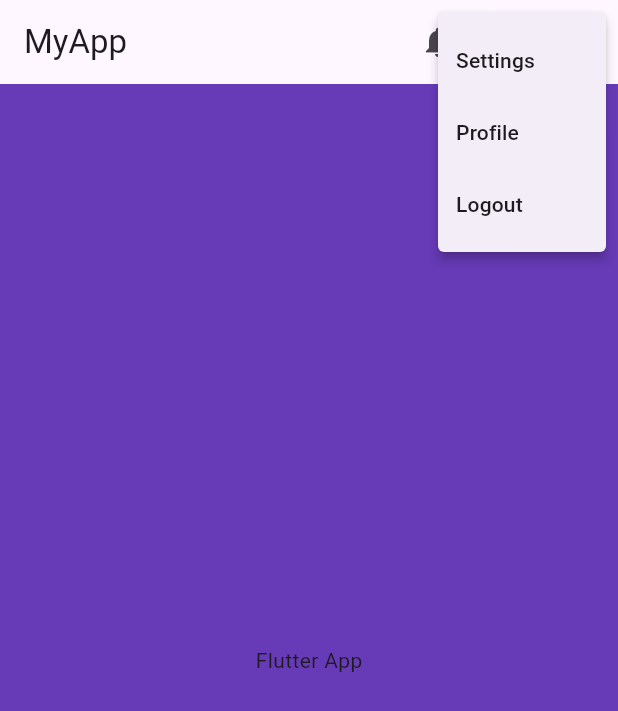
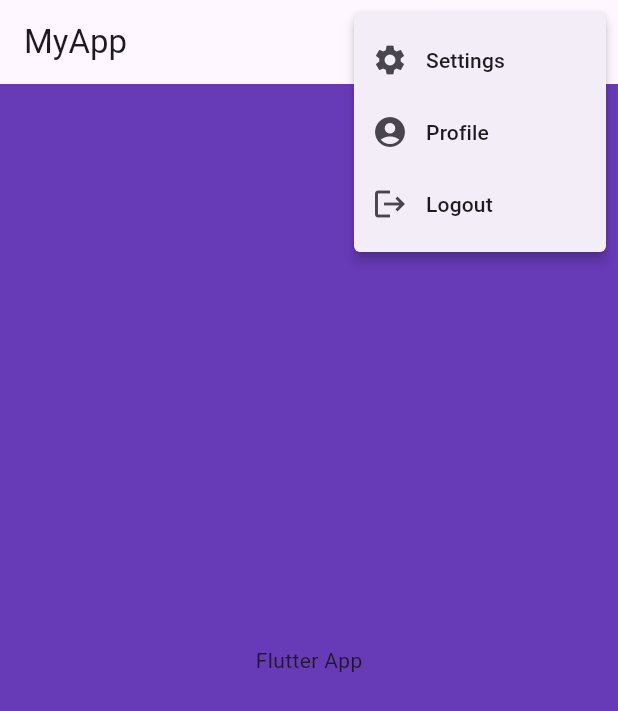
Before and after one commit to Foam-01/StockFlowMobile, a Flutter app: the screen it shows after launch, after a tap on the "more vert" icon, on a phone screen of 412 x 824 dp. Shown: the top 711 px of the screen. Run offline on Flutter 3.47's test engine with Material 3 defaults, Android fonts, the phone set to English and light mode, and no system bars.

Commit message:
feat: add MainApp widget with scaffold, app bar, and action buttons

```diff
--- a/lib/main_app.dart
+++ b/lib/main_app.dart
@@ -28,21 +28,39 @@ class MainApp extends StatelessWidget {
               },
             ),
             PopupMenuButton<String>(
-              onSelected: (String resuult) {
-                print('selected $resuult');
+              onSelected: (String result) {
+                print('selected $result');
               },
               itemBuilder: (BuildContext context) => <PopupMenuEntry<String>>[
                 const PopupMenuItem<String>(
                   value: 'Settings',
-                  child: Text('Settings'),
+                  child: Row(
+                    children: [
+                      Icon(Icons.settings),
+                      SizedBox(width: 12),
+                      Text('Settings'),
+                    ],
+                  ),
                 ),
                 const PopupMenuItem<String>(
                   value: 'Profile',
-                  child: Text('Profile'),
+                  child: Row(
+                    children: [
+                      Icon(Icons.account_circle),
+                      SizedBox(width: 12),
+                      Text('Profile'),
+                    ],
+                  ),
                 ),
                 const PopupMenuItem<String>(
                   value: 'Logout',
-                  child: Text('Logout'),
+                  child: Row(
+                    children: [
+                      Icon(Icons.logout),
+                      SizedBox(width: 12),
+                      Text('Logout'),
+                    ],
+                  ),
                 ),
               ],
             ),
```
